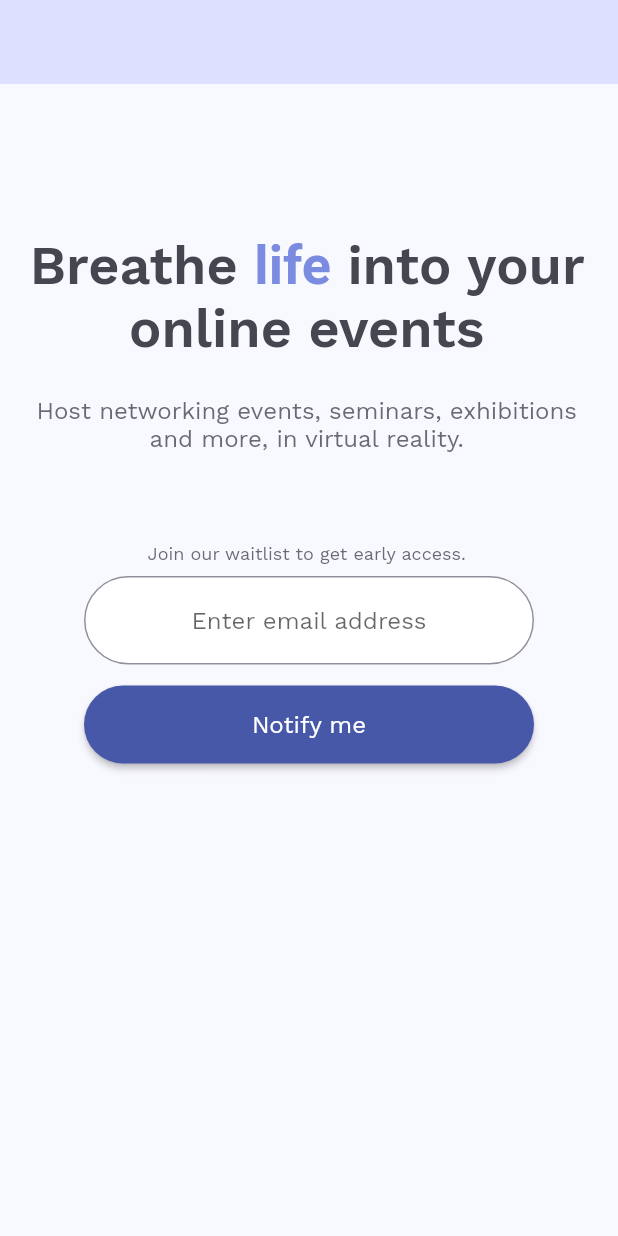
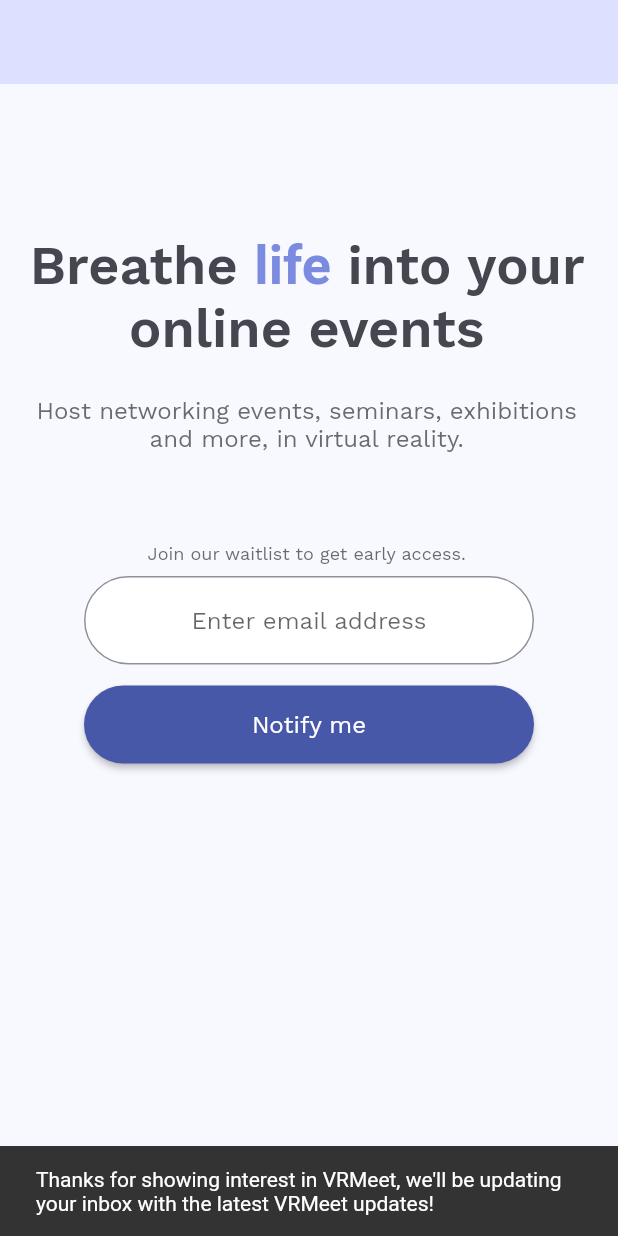
Before and after one commit to cervonwong/vrmeet_website, a Flutter app: the screen it shows after launch, after a tap on "Notify me", on a phone screen of 412 x 824 dp. Run offline on Flutter 3.47's test engine with Material 2 defaults, Android fonts, the phone set to English and light mode, and no system bars; our stand-ins replace google_fonts.

Commit message:
Add faux functionality to CTA button

```diff
--- a/lib/main.dart
+++ b/lib/main.dart
@@ -160,7 +160,15 @@ class Home extends StatelessWidget {
                         vertical: 4.0,
                       ),
                     ),
-                    onPressed: () {},
+                    onPressed: () {
+                      ScaffoldMessenger.of(context).showSnackBar(
+                        const SnackBar(
+                          content: Text(
+                            'Thanks for showing interest in VRMeet, we\'ll be updating your inbox with the latest VRMeet updates!',
+                          ),
+                        ),
+                      );
+                    },
                     child: const Text('Notify me'),
                   ),
                 ],
```
